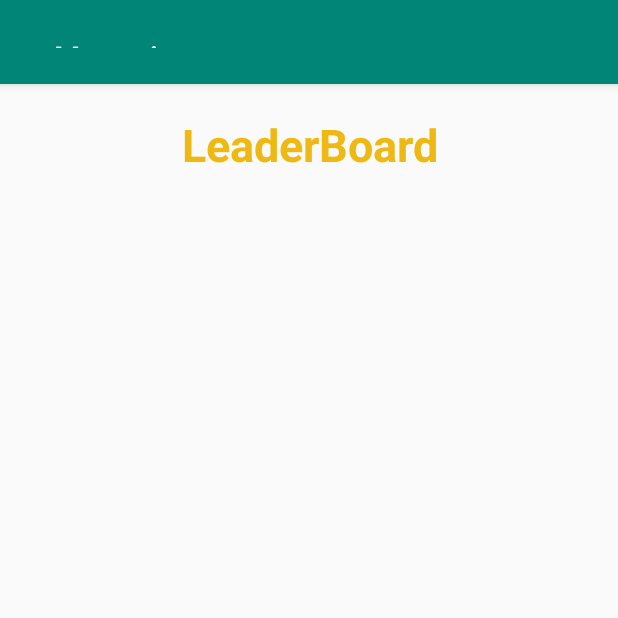
After one commit to Tematuanui/Memoria, an Android app: the LeaderboardActivity screen opened directly, with no data from a screen before it, on a phone screen of 412 x 824 dp, the top half of it. The commit adds this screen. Run offline under Robolectric (Android 15) with nearby library versions, the phone set to English and light mode, and no system bars.

Commit message:
end of game, redirecting to leaderboards

```diff
--- a/app/src/main/AndroidManifest.xml
+++ b/app/src/main/AndroidManifest.xml
@@ -9,7 +9,8 @@
         android:roundIcon="@mipmap/ic_launcher_round"
         android:supportsRtl="true"
         android:theme="@style/AppTheme">
-        <activity android:name=".ScoresActivity"></activity>
+        <activity android:name=".LeaderboardActivity"></activity>
+        <activity android:name=".ScoresActivity" />
         <activity android:name=".OptionsActivity" />
         <activity android:name=".JouerActivity" />
         <activity android:name=".MainActivity">
--- /dev/null
+++ b/app/src/main/java/fr/utt/if26/memoria/LeaderboardActivity.java
@@ -0,0 +1,14 @@
+package fr.utt.if26.memoria;
+
+import androidx.appcompat.app.AppCompatActivity;
+
+import android.os.Bundle;
+
+public class LeaderboardActivity extends AppCompatActivity {
+
+    @Override
+    protected void onCreate(Bundle savedInstanceState) {
+        super.onCreate(savedInstanceState);
+        setContentView(R.layout.activity_leaderboad);
+    }
+}
--- /dev/null
+++ b/app/src/main/res/layout/activity_leaderboad.xml
@@ -0,0 +1,31 @@
+<?xml version="1.0" encoding="utf-8"?>
+<androidx.constraintlayout.widget.ConstraintLayout xmlns:android="http://schemas.android.com/apk/res/android"
+    xmlns:app="http://schemas.android.com/apk/res-auto"
+    xmlns:tools="http://schemas.android.com/tools"
+    android:layout_width="match_parent"
+    android:layout_height="match_parent"
+    tools:context=".LeaderboardActivity">
+
+    <LinearLayout
+        android:layout_width="match_parent"
+        android:layout_height="match_parent"
+        android:orientation="vertical"
+        app:layout_constraintBottom_toBottomOf="parent"
+        app:layout_constraintEnd_toEndOf="parent"
+        app:layout_constraintStart_toStartOf="parent"
+        app:layout_constraintTop_toTopOf="parent">
+
+        <TextView
+            android:id="@+id/leaderboardTitle"
+            android:layout_width="match_parent"
+            android:layout_height="wrap_content"
+            android:text="LeaderBoard"
+            android:textAlignment="center"
+            android:textSize="30dp" />
+
+        <LinearLayout
+            android:layout_width="match_parent"
+            android:layout_height="match_parent"
+            android:orientation="horizontal"></LinearLayout>
+    </LinearLayout>
+</androidx.constraintlayout.widget.ConstraintLayout>
```
Also changed, not shown: app/src/main/java/fr/utt/if26/memoria/JouerActivity.java (+15 -2 lines).
